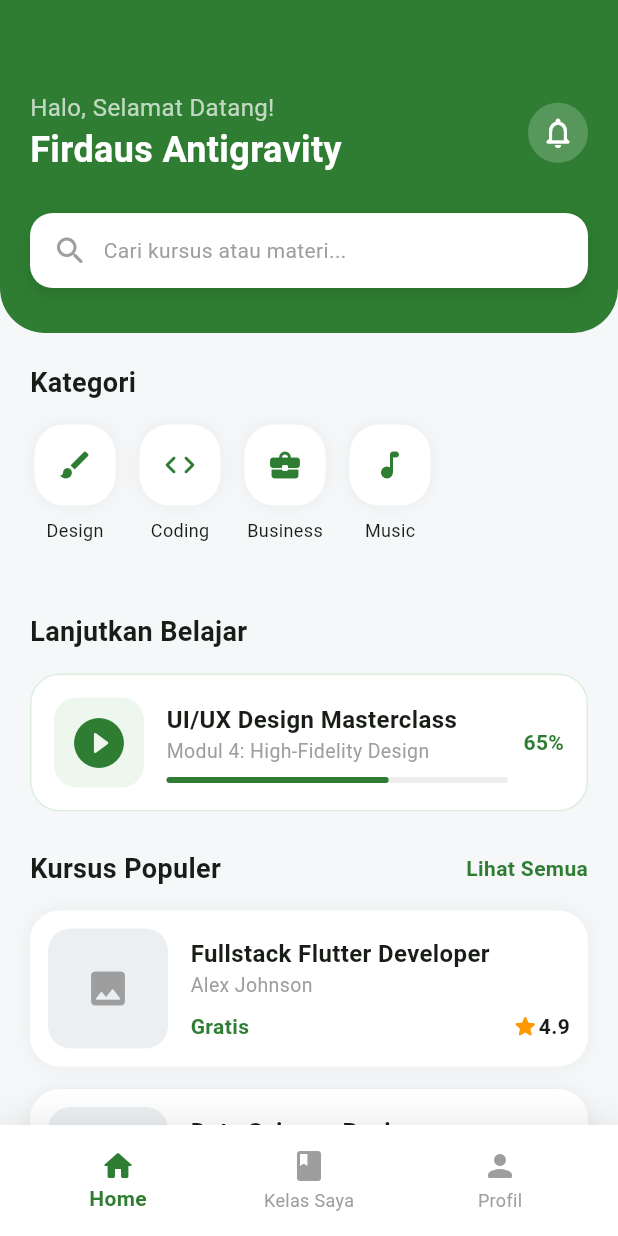
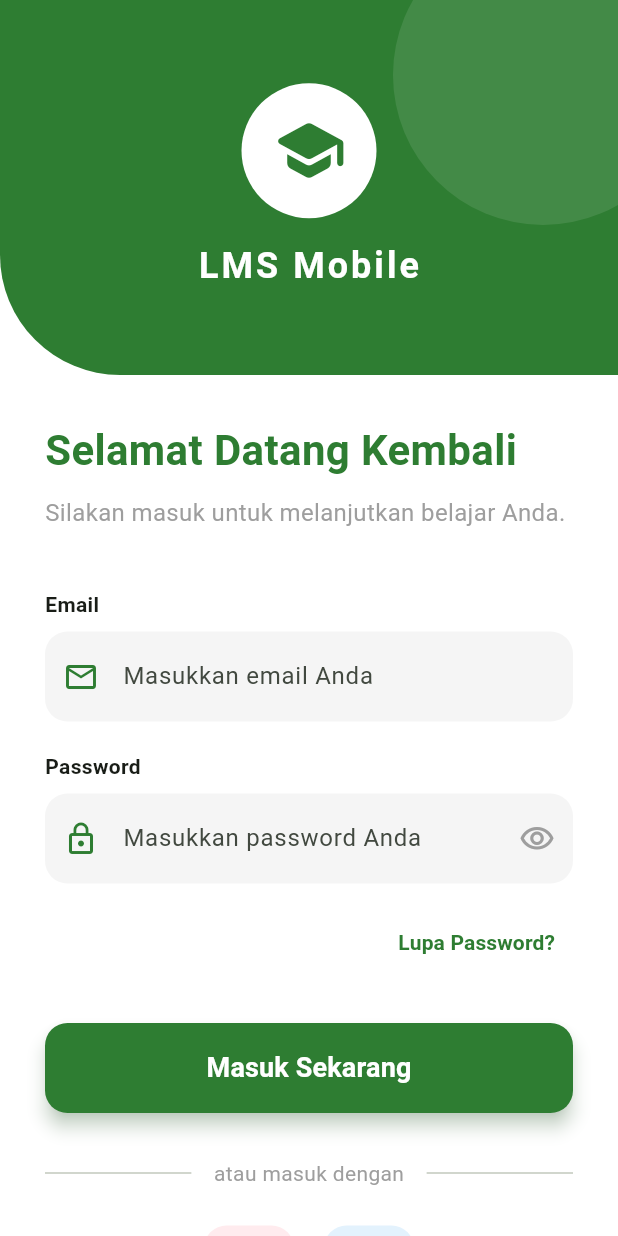
Before and after one commit to FirdausA76/uasmobile, a Flutter app: the screen it shows after launch, on a phone screen of 412 x 824 dp. Run offline on Flutter 3.47's test engine with Material 3 defaults, Android fonts, the phone set to English and light mode, and no system bars.

Commit message:
menambahkan isi konten halaman Login

```diff
--- a/lib/edit_profil_screen.dart
+++ b/lib/edit_profil_screen.dart
@@ -20,7 +20,7 @@ class _EditProfilScreenState extends State<EditProfilScreen> {
   void initState() {
     super.initState();
     // Inisialisasi dengan data dummy
-    _namaController = TextEditingController(text: 'Firdaus Antigravity');
+    _namaController = TextEditingController(text: 'ANANDA FIRDAUSI MU');
     _emailController = TextEditingController(text: 'firdaus.anti@email.com');
     _teleponController = TextEditingController(text: '+62 812 3456 7890');
     _alamatController = TextEditingController(text: 'Semarang, Indonesia');
@@ -117,7 +117,7 @@ class _EditProfilScreenState extends State<EditProfilScreen> {
                 shape: BoxShape.circle,
                 border: Border.all(color: Colors.white, width: 4),
                 image: const DecorationImage(
-                  image: NetworkImage('https://ui-avatars.com/api/?name=Firdaus+Antigravity&background=random'),
+                  image: NetworkImage('https://ui-avatars.com/api/?name=ANANDA+FIRDAUSI+MU&background=random'),
                   fit: BoxFit.cover,
                 ),
               ),
--- a/lib/home_screen.dart
+++ b/lib/home_screen.dart
@@ -54,7 +54,7 @@ class HomeScreen extends StatelessWidget {
                     ),
                   ),
                   Text(
-                    'Firdaus Antigravity',
+                    'ANANDA FIRDAUSI MU',
                     style: TextStyle(
                       color: Colors.white,
                       fontSize: 24,
--- /dev/null
+++ b/lib/login_screen.dart
@@ -0,0 +1,282 @@
+import 'package:flutter/material.dart';
+import 'main_navigation.dart';
+
+class LoginScreen extends StatefulWidget {
+  const LoginScreen({super.key});
+
+  @override
+  State<LoginScreen> createState() => _LoginScreenState();
+}
+
+class _LoginScreenState extends State<LoginScreen> {
+  final _formKey = GlobalKey<FormState>();
+  bool _isPasswordVisible = false;
+
+  @override
+  Widget build(BuildContext context) {
+    return Scaffold(
+      backgroundColor: Colors.white,
+      body: SingleChildScrollView(
+        child: Column(
+          children: [
+            _buildHeader(),
+            Padding(
+              padding: const EdgeInsets.all(30.0),
+              child: Form(
+                key: _formKey,
+                child: Column(
+                  crossAxisAlignment: CrossAxisAlignment.start,
+                  children: [
+                    const Text(
+                      'Selamat Datang Kembali',
+                      style: TextStyle(
+                        fontSize: 28,
+                        fontWeight: FontWeight.bold,
+                        color: Color(0xFF2E7D32),
+                      ),
+                    ),
+                    const SizedBox(height: 10),
+                    const Text(
+                      'Silakan masuk untuk melanjutkan belajar Anda.',
+                      style: TextStyle(color: Colors.grey, fontSize: 16),
+                    ),
+                    const SizedBox(height: 40),
+                    _buildTextField(
+                      label: 'Email',
+                      hint: 'Masukkan email Anda',
+                      icon: Icons.email_outlined,
+                      keyboardType: TextInputType.emailAddress,
+                    ),
+                    const SizedBox(height: 20),
+                    _buildPasswordField(),
+                    const SizedBox(height: 15),
+                    Align(
+                      alignment: Alignment.centerRight,
+                      child: TextButton(
+                        onPressed: () {},
+                        child: const Text(
+                          'Lupa Password?',
+                          style: TextStyle(color: Color(0xFF2E7D32), fontWeight: FontWeight.bold),
+                        ),
+                      ),
+                    ),
+                    const SizedBox(height: 30),
+                    _buildLoginButton(),
+                    const SizedBox(height: 30),
+                    _buildSocialLogin(),
+                    const SizedBox(height: 40),
+                    _buildRegisterPrompt(),
+                  ],
+                ),
+              ),
+            ),
+          ],
+        ),
+      ),
+    );
+  }
+
+  Widget _buildHeader() {
+    return Container(
+      height: 250,
+      width: double.infinity,
+      decoration: const BoxDecoration(
+        color: Color(0xFF2E7D32),
+        borderRadius: BorderRadius.only(
+          bottomLeft: Radius.circular(80),
+        ),
+      ),
+      child: Stack(
+        children: [
+          Positioned(
+            top: -50,
+            right: -50,
+            child: Container(
+              width: 200,
+              height: 200,
+              decoration: BoxDecoration(
+                color: Colors.white.withOpacity(0.1),
+                shape: BoxShape.circle,
+              ),
+            ),
+          ),
+          Center(
+            child: Column(
+              mainAxisAlignment: MainAxisAlignment.center,
+              children: [
+                Container(
+                  padding: const EdgeInsets.all(20),
+                  decoration: const BoxDecoration(
+                    color: Colors.white,
+                    shape: BoxShape.circle,
+                  ),
+                  child: const Icon(Icons.school_rounded, color: Color(0xFF2E7D32), size: 50),
+                ),
+                const SizedBox(height: 15),
+                const Text(
+                  'LMS Mobile',
+                  style: TextStyle(
+                    color: Colors.white,
+                    fontSize: 24,
+                    fontWeight: FontWeight.bold,
+                    letterSpacing: 2,
+                  ),
+                ),
+              ],
+            ),
+          ),
+        ],
+      ),
+    );
+  }
+
+  Widget _buildTextField({
+    required String label,
+    required String hint,
+    required IconData icon,
+    TextInputType? keyboardType,
+  }) {
+    return Column(
+      crossAxisAlignment: CrossAxisAlignment.start,
+      children: [
+        Text(
+          label,
+          style: const TextStyle(fontWeight: FontWeight.bold, fontSize: 14),
+        ),
+        const SizedBox(height: 8),
+        TextFormField(
+          keyboardType: keyboardType,
+          decoration: InputDecoration(
+            hintText: hint,
+            prefixIcon: Icon(icon, color: const Color(0xFF2E7D32)),
+            filled: true,
+            fillColor: Colors.grey[100],
+            border: OutlineInputBorder(
+              borderRadius: BorderRadius.circular(15),
+              borderSide: BorderSide.none,
+            ),
+            contentPadding: const EdgeInsets.symmetric(vertical: 18),
+          ),
+        ),
+      ],
+    );
+  }
+
+  Widget _buildPasswordField() {
+    return Column(
+      crossAxisAlignment: CrossAxisAlignment.start,
+      children: [
+        const Text(
+          'Password',
+          style: const TextStyle(fontWeight: FontWeight.bold, fontSize: 14),
+        ),
+        const SizedBox(height: 8),
+        TextFormField(
+          obscureText: !_isPasswordVisible,
+          decoration: InputDecoration(
+            hintText: 'Masukkan password Anda',
+            prefixIcon: const Icon(Icons.lock_outline, color: Color(0xFF2E7D32)),
+            suffixIcon: IconButton(
+              icon: Icon(
+                _isPasswordVisible ? Icons.visibility_off_outlined : Icons.visibility_outlined,
+                color: Colors.grey,
+              ),
+              onPressed: () {
+                setState(() {
+                  _isPasswordVisible = !_isPasswordVisible;
+                });
+              },
+            ),
+            filled: true,
+            fillColor: Colors.grey[100],
+            border: OutlineInputBorder(
+              borderRadius: BorderRadius.circular(15),
+              borderSide: BorderSide.none,
+            ),
+            contentPadding: const EdgeInsets.symmetric(vertical: 18),
+          ),
+        ),
+      ],
+    );
+  }
+
+  Widget _buildLoginButton() {
+    return SizedBox(
+      width: double.infinity,
+      height: 60,
+      child: ElevatedButton(
+        onPressed: () {
+          // Navigasi ke main navigation setelah login simulasi
+          Navigator.pushReplacement(
+            context,
+            MaterialPageRoute(builder: (context) => const MainNavigation()),
+          );
+        },
+        style: ElevatedButton.styleFrom(
+          backgroundColor: const Color(0xFF2E7D32),
+          foregroundColor: Colors.white,
+          shape: RoundedRectangleBorder(borderRadius: BorderRadius.circular(15)),
+          elevation: 5,
+          shadowColor: const Color(0xFF2E7D32).withOpacity(0.5),
+        ),
+        child: const Text(
+          'Masuk Sekarang',
+          style: TextStyle(fontSize: 18, fontWeight: FontWeight.bold),
+        ),
+      ),
+    );
+  }
+
+  Widget _buildSocialLogin() {
+    return Column(
+      children: [
+        const Row(
+          children: [
+            Expanded(child: Divider()),
+            Padding(
+              padding: EdgeInsets.symmetric(horizontal: 15),
+              child: Text('atau masuk dengan', style: TextStyle(color: Colors.grey, fontSize: 14)),
+            ),
+            Expanded(child: Divider()),
+          ],
+        ),
+        const SizedBox(height: 25),
+        Row(
+          mainAxisAlignment: MainAxisAlignment.center,
+          children: [
+            _socialIcon('assets/google.png', Colors.red[50]!, Icons.g_mobiledata_rounded),
+            const SizedBox(width: 20),
+            _socialIcon('assets/facebook.png', Colors.blue[50]!, Icons.facebook_rounded),
+          ],
+        ),
+      ],
+    );
+  }
+
+  Widget _socialIcon(String asset, Color bgColor, IconData icon) {
+    return Container(
+      padding: const EdgeInsets.all(15),
+      decoration: BoxDecoration(
+        color: bgColor,
+        borderRadius: BorderRadius.circular(15),
+      ),
+      child: Icon(icon, color: bgColor == Colors.red[50] ? Colors.red : Colors.blue, size: 30),
+    );
+  }
+
+  Widget _buildRegisterPrompt() {
+    return Row(
+      mainAxisAlignment: MainAxisAlignment.center,
+      children: [
+        const Text('Belum punya akun?'),
+        TextButton(
+          onPressed: () {},
+          child: const Text(
+            'Daftar Sekarang',
+            style: TextStyle(color: Color(0xFF2E7D32), fontWeight: FontWeight.bold),
+          ),
+        ),
+      ],
+    );
+  }
+}
--- a/lib/main.dart
+++ b/lib/main.dart
@@ -1,5 +1,6 @@
 import 'package:flutter/material.dart';
 import 'main_navigation.dart';
+import 'login_screen.dart';
 
 void main() {
   runApp(const MyApp());
@@ -21,7 +22,7 @@ class MyApp extends StatelessWidget {
         useMaterial3: true,
         scaffoldBackgroundColor: const Color(0xFFF5F5F5),
       ),
-      home: const MainNavigation(),
+      home: const LoginScreen(),
     );
   }
 }
--- a/lib/profil_screen.dart
+++ b/lib/profil_screen.dart
@@ -1,5 +1,6 @@
 import 'package:flutter/material.dart';
 import 'edit_profil_screen.dart';
+import 'login_screen.dart';
 
 class ProfilScreen extends StatelessWidget {
   const ProfilScreen({super.key});
@@ -55,7 +56,7 @@ class ProfilScreen extends StatelessWidget {
                   shape: BoxShape.circle,
                   border: Border.all(color: Colors.white, width: 4),
                   image: const DecorationImage(
-                    image: NetworkImage('https://ui-avatars.com/api/?name=Firdaus+Antigravity&background=random'),
+                    image: NetworkImage('https://ui-avatars.com/api/?name=ANANDA+FIRDAUSI+MU&background=random'),
                     fit: BoxFit.cover,
                   ),
                 ),
@@ -84,7 +85,7 @@ class ProfilScreen extends StatelessWidget {
           ),
           const SizedBox(height: 15),
           const Text(
-            'Firdaus Antigravity',
+            'ANANDA FIRDAUSI MU',
             style: TextStyle(color: Colors.white, fontSize: 22, fontWeight: FontWeight.bold),
           ),
           const Text(
@@ -100,7 +101,7 @@ class ProfilScreen extends StatelessWidget {
     return _buildSectionLayout(
       title: 'Identitas Diri',
       children: [
-        _buildProfileItem(Icons.person_outline_rounded, 'Nama Lengkap', 'Firdaus Antigravity'),
+        _buildProfileItem(Icons.person_outline_rounded, 'Nama Lengkap', 'ANANDA FIRDAUSI MU'),
         _buildProfileItem(Icons.phone_iphone_rounded, 'Nomor HP', '+62 812 3456 7890'),
         _buildProfileItem(Icons.location_on_outlined, 'Alamat', 'Semarang, Indonesia'),
       ],
@@ -141,19 +142,20 @@ class ProfilScreen extends StatelessWidget {
 
   Widget _buildLogoutButton(BuildContext context) {
     return Padding(
-      padding: const EdgeInsets.symmetric(horizontal: 20, vertical: 10),
+      padding: const EdgeInsets.symmetric(horizontal: 20, vertical: 15),
       child: SizedBox(
         width: double.infinity,
-        child: OutlinedButton.icon(
-          onPressed: () {
-             _showLogoutDialog(context);
-          },
-          icon: const Icon(Icons.logout_rounded, color: Colors.red),
-          label: const Text('Logout', style: TextStyle(color: Colors.red, fontWeight: FontWeight.bold)),
-          style: OutlinedButton.styleFrom(
-            side: const BorderSide(color: Colors.red),
-            padding: const EdgeInsets.symmetric(vertical: 12),
+        child: ElevatedButton.icon(
+          onPressed: () => _showLogoutDialog(context),
+          icon: const Icon(Icons.logout_rounded),
+          label: const Text('Keluar dari Akun', style: TextStyle(fontWeight: FontWeight.bold)),
+          style: ElevatedButton.styleFrom(
+            backgroundColor: Colors.white,
+            foregroundColor: Colors.red,
+            side: const BorderSide(color: Colors.red, width: 1.5),
+            padding: const EdgeInsets.symmetric(vertical: 15),
             shape: RoundedRectangleBorder(borderRadius: BorderRadius.circular(15)),
+            elevation: 0,
           ),
         ),
       ),
@@ -225,14 +227,23 @@ class ProfilScreen extends StatelessWidget {
   void _showLogoutDialog(BuildContext context) {
     showDialog(
       context: context,
-      builder: (context) => AlertDialog(
+      builder: (BuildContext dialogContext) => AlertDialog(
         title: const Text('Konfirmasi Logout'),
         content: const Text('Apakah Anda yakin ingin keluar dari aplikasi?'),
+        shape: RoundedRectangleBorder(borderRadius: BorderRadius.circular(20)),
         actions: [
-          TextButton(onPressed: () => Navigator.pop(context), child: const Text('Batal')),
           TextButton(
-            onPressed: () => Navigator.pop(context),
-            child: const Text('Ya, Keluar', style: TextStyle(color: Colors.red)),
+            onPressed: () => Navigator.pop(dialogContext),
+            child: const Text('Batal', style: TextStyle(color: Colors.grey)),
+          ),
+          TextButton(
+            onPressed: () {
+              Navigator.of(context).pushAndRemoveUntil(
+                MaterialPageRoute(builder: (context) => const LoginScreen()),
+                (route) => false,
+              );
+            },
+            child: const Text('Ya, Keluar', style: TextStyle(color: Colors.red, fontWeight: FontWeight.bold)),
           ),
         ],
       ),
```
